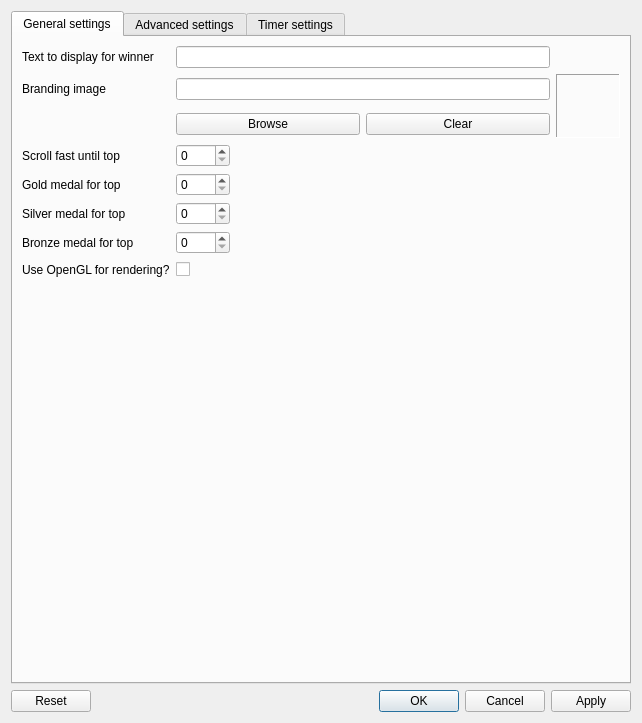
Before: the Qt Designer form settingsdialog.ui in DOMjudge/DOMjura, drawn with Qt 5.
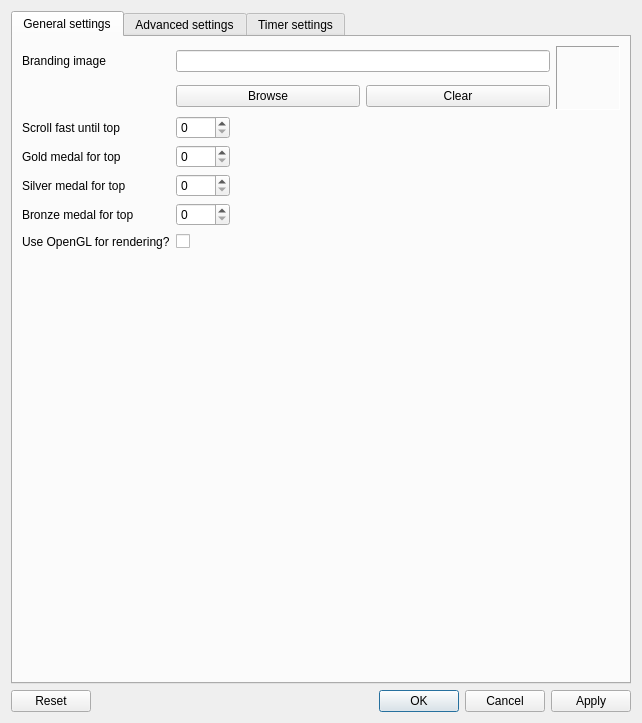
After: the same form once the commit is applied. The open tabs and pages were chosen to show the change.

Diff of the .ui file:
```diff
--- a/settingsdialog.ui
+++ b/settingsdialog.ui
@@ -31,31 +31,186 @@
        <string>General settings</string>
       </attribute>
       <layout class="QGridLayout" name="gridLayout">
-       <item row="0" column="0">
-        <widget class="QLabel" name="label_3">
+       <item row="6" column="1">
+        <layout class="QHBoxLayout" name="horizontalLayout_2">
+         <item>
+          <widget class="QCheckBox" name="checkBoxOpenGL">
+           <property name="text">
+            <string/>
+           </property>
+          </widget>
+         </item>
+         <item>
+          <spacer name="horizontalSpacer_19">
+           <property name="orientation">
+            <enum>Qt::Horizontal</enum>
+           </property>
+           <property name="sizeHint" stdset="0">
+            <size>
+             <width>40</width>
+             <height>20</height>
+            </size>
+           </property>
+          </spacer>
+         </item>
+        </layout>
+       </item>
+       <item row="7" column="0" colspan="2">
+        <spacer name="verticalSpacer_3">
+         <property name="orientation">
+          <enum>Qt::Vertical</enum>
+         </property>
+         <property name="sizeHint" stdset="0">
+          <size>
+           <width>228</width>
+           <height>301</height>
+          </size>
+         </property>
+        </spacer>
+       </item>
+       <item row="5" column="1">
+        <layout class="QHBoxLayout" name="horizontalLayout_4">
+         <item>
+          <widget class="QSpinBox" name="spinBoxBronze">
+           <property name="maximum">
+            <number>9999</number>
+           </property>
+          </widget>
+         </item>
+         <item>
+          <spacer name="horizontalSpacer_4">
+           <property name="orientation">
+            <enum>Qt::Horizontal</enum>
+           </property>
+           <property name="sizeHint" stdset="0">
+            <size>
+             <width>40</width>
+             <height>20</height>
+            </size>
+           </property>
+          </spacer>
+         </item>
+        </layout>
+       </item>
+       <item row="6" column="0">
+        <widget class="QLabel" name="label_37">
          <property name="text">
-          <string>Text to display for winner</string>
+          <string>Use OpenGL for rendering?</string>
          </property>
         </widget>
        </item>
-       <item row="0" column="1">
-        <widget class="QLineEdit" name="lineEditWinner"/>
+       <item row="4" column="1">
+        <layout class="QHBoxLayout" name="horizontalLayout_5">
+         <item>
+          <widget class="QSpinBox" name="spinBoxSilver">
+           <property name="maximum">
+            <number>9999</number>
+           </property>
+          </widget>
+         </item>
+         <item>
+          <spacer name="horizontalSpacer_3">
+           <property name="orientation">
+            <enum>Qt::Horizontal</enum>
+           </property>
+           <property name="sizeHint" stdset="0">
+            <size>
+             <width>40</width>
+             <height>20</height>
+            </size>
+           </property>
+          </spacer>
+         </item>
+        </layout>
        </item>
-       <item row="1" column="0">
-        <widget class="QLabel" name="label_2">
+       <item row="4" column="0">
+        <widget class="QLabel" name="label_7">
          <property name="text">
-          <string>Branding image</string>
+          <string>Silver medal for top</string>
          </property>
         </widget>
        </item>
+       <item row="3" column="0">
+        <widget class="QLabel" name="label_6">
+         <property name="text">
+          <string>Gold medal for top</string>
+         </property>
+        </widget>
+       </item>
+       <item row="5" column="0">
+        <widget class="QLabel" name="label_8">
+         <property name="text">
+          <string>Bronze medal for top</string>
+         </property>
+        </widget>
+       </item>
+       <item row="3" column="1">
+        <layout class="QHBoxLayout" name="horizontalLayout_6">
+         <item>
+          <widget class="QSpinBox" name="spinBoxGold">
+           <property name="maximum">
+            <number>9999</number>
+           </property>
+          </widget>
+         </item>
+         <item>
+          <spacer name="horizontalSpacer_2">
+           <property name="orientation">
+            <enum>Qt::Horizontal</enum>
+           </property>
+           <property name="sizeHint" stdset="0">
+            <size>
+             <width>40</width>
+             <height>20</height>
+            </size>
+           </property>
+          </spacer>
+         </item>
+        </layout>
+       </item>
+       <item row="2" column="1">
+        <layout class="QHBoxLayout" name="horizontalLayout_3">
+         <item>
+          <widget class="QSpinBox" name="spinBoxNeedToClick">
+           <property name="maximum">
+            <number>9999</number>
+           </property>
+          </widget>
+         </item>
+         <item>
+          <spacer name="horizontalSpacer">
+           <property name="orientation">
+            <enum>Qt::Horizontal</enum>
+           </property>
+           <property name="sizeHint" stdset="0">
+            <size>
+             <width>40</width>
+             <height>20</height>
+            </size>
+           </property>
+          </spacer>
+         </item>
+        </layout>
+       </item>
        <item row="1" column="1">
-        <widget class="QLineEdit" name="lineEditBranding">
-         <property name="readOnly">
-          <bool>true</bool>
-         </property>
-        </widget>
+        <layout class="QHBoxLayout" name="horizontalLayout">
+         <item>
+          <widget class="QPushButton" name="buttonBrandingBrowse">
+           <property name="text">
+            <string>Browse</string>
+           </property>
+          </widget>
+         </item>
+         <item>
+          <widget class="QPushButton" name="buttonBrandingClear">
+           <property name="text">
+            <string>Clear</string>
+           </property>
+          </widget>
+         </item>
+        </layout>
        </item>
-       <item row="1" column="2" rowspan="2">
+       <item row="0" column="2" rowspan="2">
         <widget class="QLabel" name="labelBranding">
          <property name="sizePolicy">
           <sizepolicy hsizetype="Fixed" vsizetype="Fixed">
@@ -86,192 +241,27 @@
          </property>
         </widget>
        </item>
-       <item row="2" column="1">
-        <layout class="QHBoxLayout" name="horizontalLayout">
-         <item>
-          <widget class="QPushButton" name="buttonBrandingBrowse">
-           <property name="text">
-            <string>Browse</string>
-           </property>
-          </widget>
-         </item>
-         <item>
-          <widget class="QPushButton" name="buttonBrandingClear">
-           <property name="text">
-            <string>Clear</string>
-           </property>
-          </widget>
-         </item>
-        </layout>
-       </item>
-       <item row="3" column="0">
+       <item row="2" column="0">
         <widget class="QLabel" name="label_4">
          <property name="text">
           <string>Scroll fast until top</string>
          </property>
         </widget>
        </item>
-       <item row="3" column="1">
-        <layout class="QHBoxLayout" name="horizontalLayout_3">
-         <item>
-          <widget class="QSpinBox" name="spinBoxNeedToClick">
-           <property name="maximum">
-            <number>9999</number>
-           </property>
-          </widget>
-         </item>
-         <item>
-          <spacer name="horizontalSpacer">
-           <property name="orientation">
-            <enum>Qt::Horizontal</enum>
-           </property>
-           <property name="sizeHint" stdset="0">
-            <size>
-             <width>40</width>
-             <height>20</height>
-            </size>
-           </property>
-          </spacer>
-         </item>
-        </layout>
-       </item>
-       <item row="4" column="0">
-        <widget class="QLabel" name="label_6">
-         <property name="text">
-          <string>Gold medal for top</string>
+       <item row="0" column="1">
+        <widget class="QLineEdit" name="lineEditBranding">
+         <property name="readOnly">
+          <bool>true</bool>
          </property>
         </widget>
        </item>
-       <item row="4" column="1">
-        <layout class="QHBoxLayout" name="horizontalLayout_6">
-         <item>
-          <widget class="QSpinBox" name="spinBoxGold">
-           <property name="maximum">
-            <number>9999</number>
-           </property>
-          </widget>
-         </item>
-         <item>
-          <spacer name="horizontalSpacer_2">
-           <property name="orientation">
-            <enum>Qt::Horizontal</enum>
-           </property>
-           <property name="sizeHint" stdset="0">
-            <size>
-             <width>40</width>
-             <height>20</height>
-            </size>
-           </property>
-          </spacer>
-         </item>
-        </layout>
-       </item>
-       <item row="5" column="0">
-        <widget class="QLabel" name="label_7">
+       <item row="0" column="0">
+        <widget class="QLabel" name="label_2">
          <property name="text">
-          <string>Silver medal for top</string>
+          <string>Branding image</string>
          </property>
         </widget>
        </item>
-       <item row="5" column="1">
-        <layout class="QHBoxLayout" name="horizontalLayout_5">
-         <item>
-          <widget class="QSpinBox" name="spinBoxSilver">
-           <property name="maximum">
-            <number>9999</number>
-           </property>
-          </widget>
-         </item>
-         <item>
-          <spacer name="horizontalSpacer_3">
-           <property name="orientation">
-            <enum>Qt::Horizontal</enum>
-           </property>
-           <property name="sizeHint" stdset="0">
-            <size>
-             <width>40</width>
-             <height>20</height>
-            </size>
-           </property>
-          </spacer>
-         </item>
-        </layout>
-       </item>
-       <item row="6" column="0">
-        <widget class="QLabel" name="label_8">
-         <property name="text">
-          <string>Bronze medal for top</string>
-         </property>
-        </widget>
-       </item>
-       <item row="6" column="1">
-        <layout class="QHBoxLayout" name="horizontalLayout_4">
-         <item>
-          <widget class="QSpinBox" name="spinBoxBronze">
-           <property name="maximum">
-            <number>9999</number>
-           </property>
-          </widget>
-         </item>
-         <item>
-          <spacer name="horizontalSpacer_4">
-           <property name="orientation">
-            <enum>Qt::Horizontal</enum>
-           </property>
-           <property name="sizeHint" stdset="0">
-            <size>
-             <width>40</width>
-             <height>20</height>
-            </size>
-           </property>
-          </spacer>
-         </item>
-        </layout>
-       </item>
-       <item row="7" column="0">
-        <widget class="QLabel" name="label_37">
-         <property name="text">
-          <string>Use OpenGL for rendering?</string>
-         </property>
-        </widget>
-       </item>
-       <item row="7" column="1">
-        <layout class="QHBoxLayout" name="horizontalLayout_2">
-         <item>
-          <widget class="QCheckBox" name="checkBoxOpenGL">
-           <property name="text">
-            <string/>
-           </property>
-          </widget>
-         </item>
-         <item>
-          <spacer name="horizontalSpacer_19">
-           <property name="orientation">
-            <enum>Qt::Horizontal</enum>
-           </property>
-           <property name="sizeHint" stdset="0">
-            <size>
-             <width>40</width>
-             <height>20</height>
-            </size>
-           </property>
-          </spacer>
-         </item>
-        </layout>
-       </item>
-       <item row="8" column="0" colspan="2">
-        <spacer name="verticalSpacer_3">
-         <property name="orientation">
-          <enum>Qt::Vertical</enum>
-         </property>
-         <property name="sizeHint" stdset="0">
-          <size>
-           <width>228</width>
-           <height>301</height>
-          </size>
-         </property>
-        </spacer>
-       </item>
       </layout>
      </widget>
      <widget class="QWidget" name="tab_2">
```
Left out of the diff: 1 changed line with no effect on the pictures.
